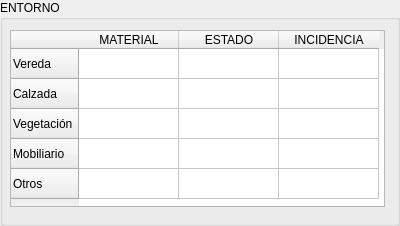
Before: the Qt Designer form forms/entornoform.ui in agimenezpy/CentroHistorico, drawn with Qt 5.
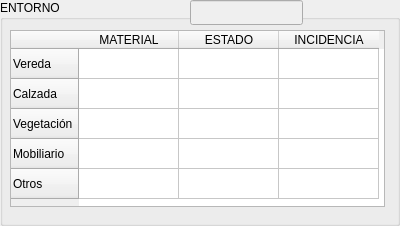
After: the same form once the commit is applied.

What changed in the file:
```diff
--- a/forms/entornoform.ui
+++ b/forms/entornoform.ui
@@ -71,6 +71,19 @@
     </property>
    </column>
   </widget>
+  <widget class="QLineEdit" name="cuentaEdit">
+   <property name="enabled">
+    <bool>false</bool>
+   </property>
+   <property name="geometry">
+    <rect>
+     <x>190</x>
+     <y>0</y>
+     <width>113</width>
+     <height>25</height>
+    </rect>
+   </property>
+  </widget>
  </widget>
  <resources/>
  <connections/>
```
